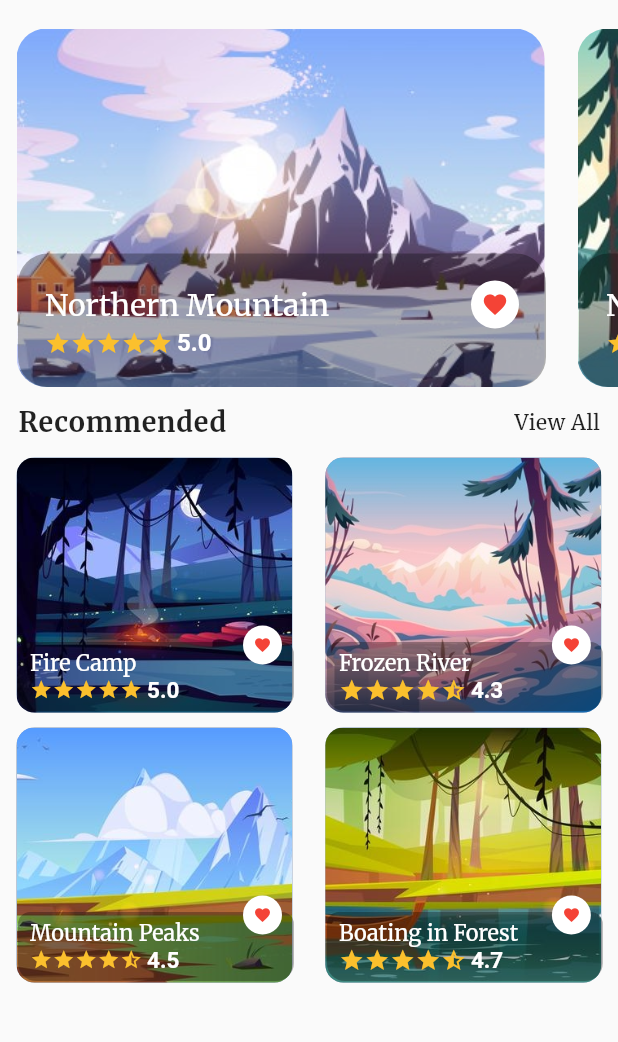
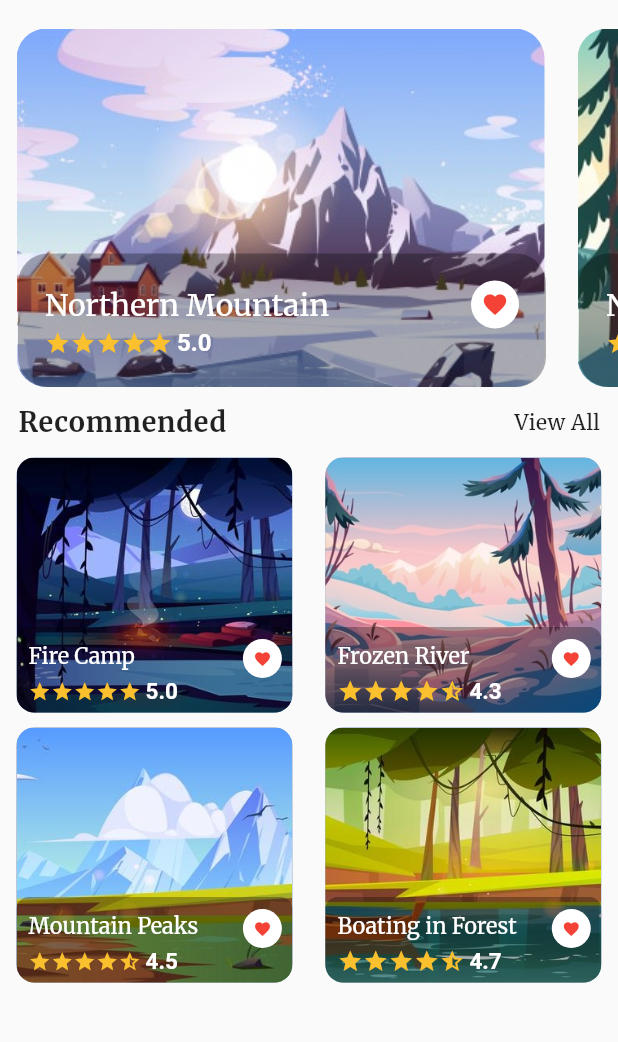
Before and after one commit to Manojkc15/Travel_App, a Flutter app: the DiscoverScreen screen opened directly, on a phone screen of 412 x 824 dp, the part 72-1114 px from its top. Run offline on Flutter 3.47's test engine with Material 2 defaults, Android fonts, the light colour scheme and no system bars; our stand-ins replace google_fonts, page_transition.

Commit message:
major update on gradle files, fixes internal code structure

```diff
--- a/lib/Components/recommended_card.dart
+++ b/lib/Components/recommended_card.dart
@@ -20,9 +20,9 @@ class RecommendedCard extends StatelessWidget {
 
   @override
   Widget build(BuildContext context) {
-    return Stack(
-      children: [
-        Container(
+    // return Stack(
+    // children: [
+    return Container(
       margin: const EdgeInsets.fromLTRB(11.0, 0.0, 11.0, 0.0),
       height: 170.0,
       width: MediaQuery.of(context).size.width / 2.24,
@@ -34,10 +34,9 @@ class RecommendedCard extends StatelessWidget {
         ),
         borderRadius: BorderRadius.circular(12.0),
       ),
-        ),
-        Container(
+      child: Container(
         width: MediaQuery.of(context).size.width / 2.24,
-          margin: const EdgeInsets.only(left: 12.0, top: 123.0),
+        margin: const EdgeInsets.only(top: 113.0),
         padding: const EdgeInsets.fromLTRB(8.0, 5.0, 0.0, 5.0),
         decoration: BoxDecoration(
           borderRadius: const BorderRadius.only(
@@ -51,12 +50,30 @@ class RecommendedCard extends StatelessWidget {
         child: Column(
           crossAxisAlignment: CrossAxisAlignment.start,
           children: [
+            Row(
+              mainAxisAlignment: MainAxisAlignment.spaceBetween,
+              children: [
                 Text(
                   title,
                   style: GoogleFonts.merriweather(
                     fontSize: 14.5,
                     color: Colors.white,
                   ),
+                ),
+                Container(
+                  padding: const EdgeInsets.all(7.0),
+                  margin: const EdgeInsets.only(right: 7.0, top: 3.0),
+                  decoration: BoxDecoration(
+                    borderRadius: BorderRadius.circular(30.0),
+                    color: Colors.white,
+                  ),
+                  child: const Icon(
+                    Icons.favorite,
+                    color: Colors.red,
+                    size: 12.0,
+                  ),
+                ),
+              ],
             ),
             Row(
               children: [
@@ -75,20 +92,6 @@ class RecommendedCard extends StatelessWidget {
           ],
         ),
       ),
-        Container(
-          padding: const EdgeInsets.all(7.0),
-          margin: const EdgeInsets.only(left: 162.0, top: 112.0),
-          decoration: BoxDecoration(
-            borderRadius: BorderRadius.circular(30.0),
-            color: Colors.white,
-          ),
-          child: const Icon(
-            Icons.favorite,
-            color: Colors.red,
-            size: 12.0,
-          ),
-        ),
-      ],
     );
   }
 }
```
Also changed, not shown: pubspec.lock, 2 other files. Lines whose indentation alone changed are shown as unchanged.
